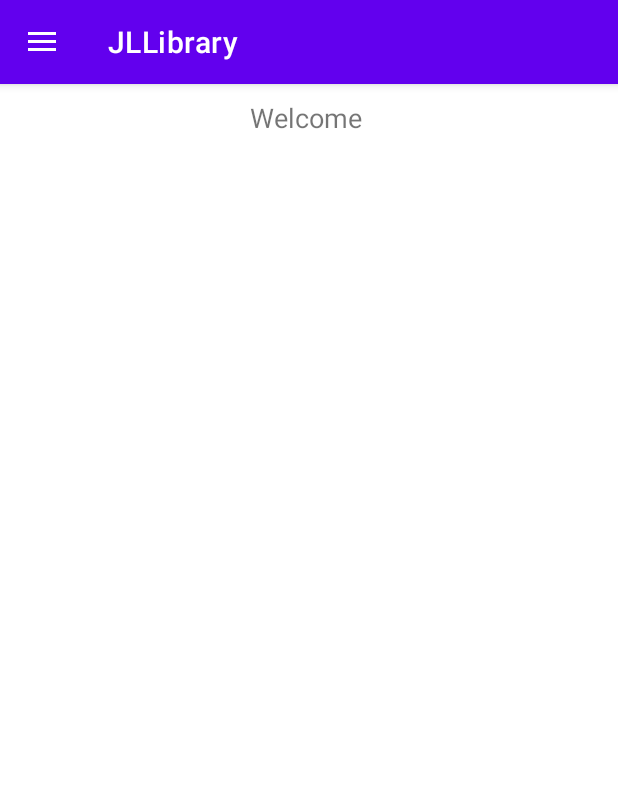
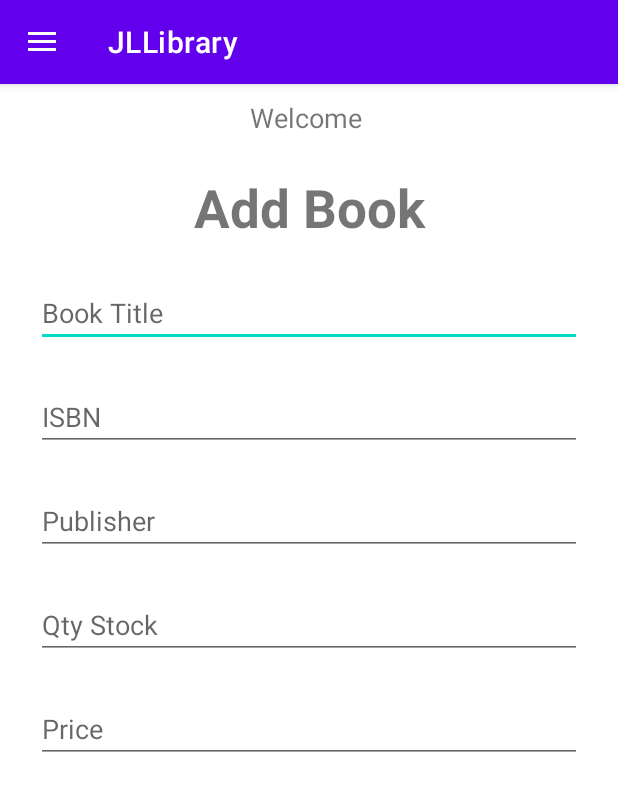
Before and after one commit to Jianxuan-Li/android-F22-Assignment2-Library, an Android app: the HomeActivity screen opened directly, with no data from a screen before it, after a tap on "Add Book", on a phone screen of 412 x 824 dp. Shown: the top 791 px of the screen. Run offline under Robolectric (Android 15) with nearby library versions, the phone set to English and light mode, and no system bars; 1 other tap on this screen came first.

Commit message:
chore: add book fragment

```diff
--- /dev/null
+++ b/app/src/main/java/jianxuan/li/jllibrary/AddBookFragment.java
@@ -0,0 +1,40 @@
+package jianxuan.li.jllibrary;
+
+import android.os.Bundle;
+
+import androidx.fragment.app.Fragment;
+
+import android.view.LayoutInflater;
+import android.view.View;
+import android.view.ViewGroup;
+import android.widget.EditText;
+
+public class AddBookFragment extends Fragment {
+
+    View v;
+
+    /*
+            "isbn TEXT",
+            "bookTitle TEXT",
+            "publisher TEXT",
+            "qtyStock INTEGER",
+            "price REAL"
+     */
+
+    EditText etbookTitle, etpublisher, etisbn, etqtyStock, etprice;
+
+    @Override
+    public View onCreateView(LayoutInflater inflater, ViewGroup container,
+                             Bundle savedInstanceState) {
+        // Inflate the layout for this fragment
+        v = inflater.inflate(R.layout.fragment_add_book, container, false);
+
+        etbookTitle = v.findViewById(R.id.etbookTitle);
+        etpublisher = v.findViewById(R.id.etPublisher);
+        etisbn = v.findViewById(R.id.etIsbn);
+        etqtyStock = v.findViewById(R.id.etQtyStock);
+        etprice = v.findViewById(R.id.etPrice);
+
+        return v;
+    }
+}
--- a/app/src/main/java/jianxuan/li/jllibrary/HomeActivity.java
+++ b/app/src/main/java/jianxuan/li/jllibrary/HomeActivity.java
@@ -60,9 +60,10 @@ public class HomeActivity extends AppCompatActivity {
             Fragment fragment = null;
             switch (item.getItemId()) {
                 case R.id.nav_add:
-                    Toast.makeText(this, "gogo", Toast.LENGTH_SHORT).show();
+                    fragment = new AddBookFragment();
                     break;
                 case R.id.nav_issue:
+
                 case R.id.nav_return:
                 case R.id.nav_search:
                 case R.id.nav_list:
--- /dev/null
+++ b/app/src/main/res/layout/fragment_add_book.xml
@@ -0,0 +1,77 @@
+<?xml version="1.0" encoding="utf-8"?>
+<FrameLayout xmlns:android="http://schemas.android.com/apk/res/android"
+    xmlns:tools="http://schemas.android.com/tools"
+    android:layout_width="match_parent"
+    android:layout_height="match_parent"
+    tools:context=".AddBookFragment">
+
+    <LinearLayout
+        android:layout_width="match_parent"
+        android:layout_height="match_parent"
+        android:orientation="vertical">
+
+        <TextView
+            android:layout_width="match_parent"
+            android:layout_height="wrap_content"
+            android:layout_gravity="center_horizontal"
+            android:layout_marginTop="24dp"
+            android:gravity="center_horizontal"
+            android:text="Add Book"
+            android:textSize="35dp"
+            android:textStyle="bold" />
+
+        <!--
+            "isbn TEXT",
+            "bookTitle TEXT",
+            "publisher TEXT",
+            "qtyStock INTEGER",
+            "price REAL"
+            -->
+
+        <EditText
+            android:id="@+id/etbookTitle"
+            android:layout_width="match_parent"
+            android:layout_height="wrap_content"
+            android:layout_marginLeft="24dp"
+            android:layout_marginTop="24dp"
+            android:layout_marginRight="24dp"
+            android:hint="Book Title" />
+
+        <EditText
+            android:id="@+id/etIsbn"
+            android:layout_width="match_parent"
+            android:layout_height="wrap_content"
+            android:layout_marginLeft="24dp"
+            android:layout_marginTop="24dp"
+            android:layout_marginRight="24dp"
+            android:hint="ISBN" />
+
+        <EditText
+            android:id="@+id/etPublisher"
+            android:layout_width="match_parent"
+            android:layout_height="wrap_content"
+            android:layout_marginLeft="24dp"
+            android:layout_marginTop="24dp"
+            android:layout_marginRight="24dp"
+            android:hint="Publisher" />
+
+        <EditText
+            android:id="@+id/etQtyStock"
+            android:layout_width="match_parent"
+            android:layout_height="wrap_content"
+            android:layout_marginLeft="24dp"
+            android:layout_marginTop="24dp"
+            android:layout_marginRight="24dp"
+            android:hint="Qty Stock" />
+
+        <EditText
+            android:id="@+id/etPrice"
+            android:layout_width="match_parent"
+            android:layout_height="wrap_content"
+            android:layout_marginLeft="24dp"
+            android:layout_marginTop="24dp"
+            android:layout_marginRight="24dp"
+            android:hint="Price" />
+
+    </LinearLayout>
+</FrameLayout>
--- a/app/src/main/res/values/strings.xml
+++ b/app/src/main/res/values/strings.xml
@@ -22,4 +22,6 @@
     <string name="open_nav">Open menu</string>
     <string name="close_nav">Close menu</string>
     <string name="register_title">Register</string>
+    <!-- TODO: Remove or change this placeholder text -->
+    <string name="hello_blank_fragment">Hello blank fragment</string>
 </resources>
```
Also changed, not shown: app/src/main/java/jianxuan/li/jllibrary/objects/Book.java (added, +68 -0 lines).
